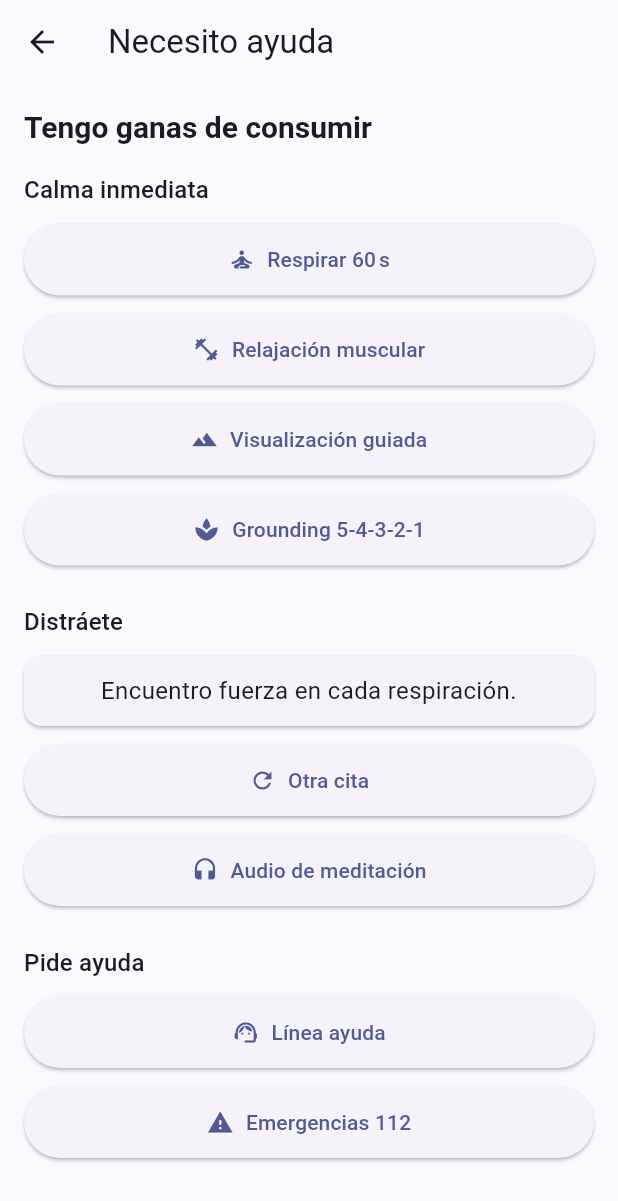
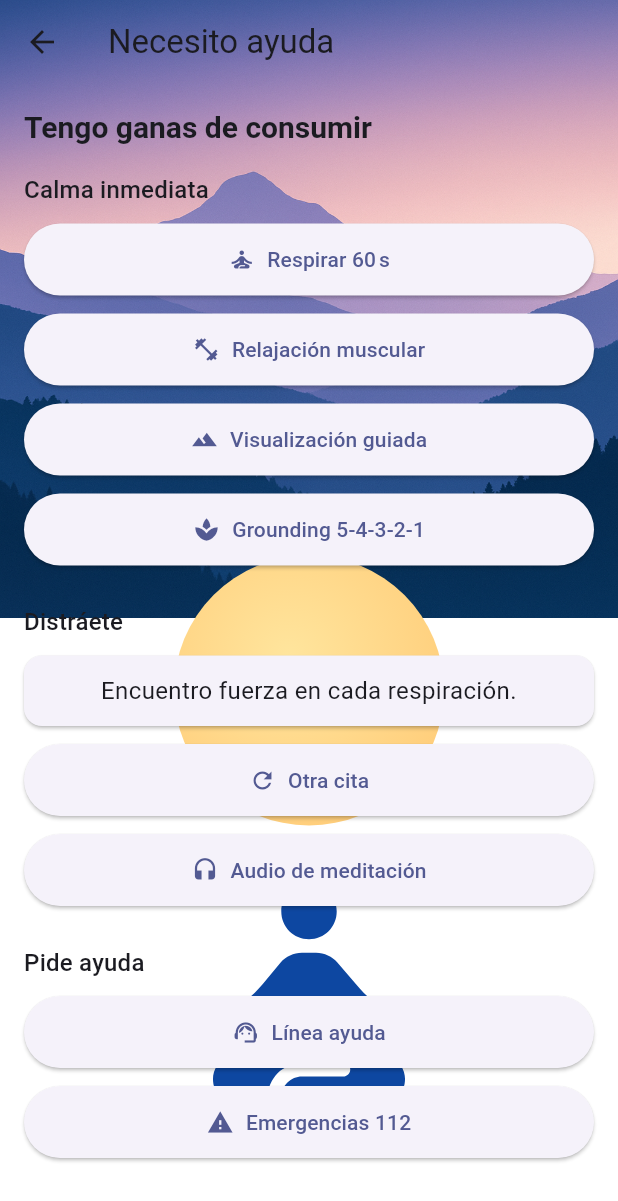
Before and after one commit to javiercamaraezquerra/Undiamas, a Flutter app: the SosScreen screen opened directly, after a tap on "Audio de meditación", on a phone screen of 412 x 824 dp. Shown: the top 1201 px of the screen. Run offline on Flutter 3.47's test engine with Material 3 defaults, Android fonts, the phone set to English and light mode, and no system bars; our stand-ins replace fl_chart, flutter_local_notifications, flutter_markdown, flutter_secure_storage, google_mobile_ads, google_sign_in and 5 more; missing offline and left inert: googleapis; accounts and stored records are empty.

Commit message:
Update sos_screen.dart

```diff
--- a/lib/screens/sos_screen.dart
+++ b/lib/screens/sos_screen.dart
@@ -6,6 +6,8 @@ import 'package:flutter/material.dart';
 import 'package:flutter/services.dart' show rootBundle;
 import 'package:just_audio/just_audio.dart';
 import 'package:url_launcher/url_launcher.dart';
+
+import '../widgets/mountain_background.dart';
 
 class SosScreen extends StatefulWidget {
   const SosScreen({super.key});
@@ -26,9 +28,8 @@ class _SosScreenState extends State<SosScreen> {
   void initState() {
     super.initState();
     _player = AudioPlayer();
-    _playerSub = _player.playerStateStream.listen(
-      (s) => setState(() => _isPlaying = s.playing),
-    );
+    _playerSub =
+        _player.playerStateStream.listen((s) => setState(() => _isPlaying = s.playing));
     _preloadAudio();
     _loadQuote();
   }
@@ -38,8 +39,8 @@ class _SosScreenState extends State<SosScreen> {
       await _player.setAsset('assets/audio/relax60s.mp3');
     } catch (_) {
       if (mounted) {
-        ScaffoldMessenger.of(context).showSnackBar(const SnackBar(
-            content: Text('No se encontró el audio de meditación')));
+        ScaffoldMessenger.of(context)
+            .showSnackBar(const SnackBar(content: Text('No se encontró el audio de meditación')));
       }
     }
   }
@@ -58,8 +59,8 @@ class _SosScreenState extends State<SosScreen> {
       _isPlaying ? await _player.pause() : await _player.play();
     } catch (_) {
       if (mounted) {
-        ScaffoldMessenger.of(context).showSnackBar(const SnackBar(
-            content: Text('Error al reproducir el audio de meditación')));
+        ScaffoldMessenger.of(context)
+            .showSnackBar(const SnackBar(content: Text('Error al reproducir el audio')));
       }
     }
   }
@@ -79,16 +80,23 @@ class _SosScreenState extends State<SosScreen> {
   @override
   Widget build(BuildContext context) {
     return Scaffold(
-      appBar: AppBar(title: const Text('Necesito ayuda')),
-      body: SafeArea(
+      extendBodyBehindAppBar: true,
+      backgroundColor: Colors.transparent,
+      appBar: AppBar(
+        title: const Text('Necesito ayuda'),
+        backgroundColor: Colors.transparent,
+        elevation: 0,
+      ),
+      body: Stack(
+        children: [
+          const MountainBackground(pageIndex: 0),
+          SafeArea(
             child: ListView(
               padding: const EdgeInsets.all(16),
               children: [
                 Text('Tengo ganas de consumir',
                     style: Theme.of(context).textTheme.headlineSmall),
                 const SizedBox(height: 12),
-
-            // ── CALMA INMEDIATA ──────────────────────────────────────────
                 _sectionTitle('Calma inmediata'),
                 _actionButton(
                   icon: Icons.self_improvement,
@@ -110,8 +118,6 @@ class _SosScreenState extends State<SosScreen> {
                   label: 'Grounding 5‑4‑3‑2‑1',
                   onTap: _showGroundingDialog,
                 ),
-
-            // ── DISTRÁETE ───────────────────────────────────────────────
                 const SizedBox(height: 16),
                 _sectionTitle('Distráete'),
                 if (_quote != null)
@@ -132,8 +138,6 @@ class _SosScreenState extends State<SosScreen> {
                   label: _isPlaying ? 'Pausar audio' : 'Audio de meditación',
                   onTap: _toggleAudio,
                 ),
-
-            // ── PIDE AYUDA ──────────────────────────────────────────────
                 const SizedBox(height: 16),
                 _sectionTitle('Pide ayuda'),
                 _actionButton(
@@ -149,14 +153,14 @@ class _SosScreenState extends State<SosScreen> {
               ],
             ),
           ),
+        ],
+      ),
     );
   }
 
-  // ── Utilidades UI ─────────────────────────────────────────────────────
-  Widget _sectionTitle(String text) => Padding(
-        padding: const EdgeInsets.symmetric(vertical: 4),
-        child: Text(text, style: Theme.of(context).textTheme.titleMedium),
-      );
+  /* ───────── utilidades UI ───────── */
+  Widget _sectionTitle(String text) =>
+      Padding(padding: const EdgeInsets.symmetric(vertical: 4), child: Text(text, style: Theme.of(context).textTheme.titleMedium));
 
   Widget _actionButton(
           {required IconData icon,
@@ -176,7 +180,7 @@ class _SosScreenState extends State<SosScreen> {
         ),
       );
 
-  // ── Diálogos guiados ──────────────────────────────────────────────────
+  /* ───────── diálogos guiados ───────── */
   void _showBreathingDialog() => showDialog(
         context: context,
         barrierDismissible: false,
@@ -193,9 +197,7 @@ class _SosScreenState extends State<SosScreen> {
               '3) Inhala al tensar, exhala al soltar.\n'
               'Tarda ~2 min y reduce la activación simpática.'),
           actions: [
-            TextButton(
-                onPressed: () => Navigator.pop(context),
-                child: const Text('Cerrar')),
+            TextButton(onPressed: () => Navigator.pop(context), child: const Text('Cerrar')),
           ],
         ),
       );
@@ -209,9 +211,7 @@ class _SosScreenState extends State<SosScreen> {
               'Observa colores, sonidos y temperatura.\n'
               'Respira lento y mantén la imagen 60 s.'),
           actions: [
-            TextButton(
-                onPressed: () => Navigator.pop(context),
-                child: const Text('Cerrar')),
+            TextButton(onPressed: () => Navigator.pop(context), child: const Text('Cerrar')),
           ],
         ),
       );
@@ -229,15 +229,13 @@ class _SosScreenState extends State<SosScreen> {
               '✔ 1 que puedas SABOREAR\n\n'
               'Lleva ~2 min.'),
           actions: [
-            TextButton(
-                onPressed: () => Navigator.pop(context),
-                child: const Text('Iniciar')),
+            TextButton(onPressed: () => Navigator.pop(context), child: const Text('Iniciar')),
           ],
         ),
       );
 }
 
-// ── Widget de respiración (círculo animado + temporizador) ─────────────
+/* ───────── widget respiración ───────── */
 class _BreathingDialog extends StatefulWidget {
   const _BreathingDialog();
 
@@ -253,10 +251,8 @@ class _BreathingDialogState extends State<_BreathingDialog>
   @override
   void initState() {
     super.initState();
-    _ctrl = AnimationController(
-      vsync: this,
-      duration: const Duration(seconds: 4),
-    )..repeat(reverse: true);
+    _ctrl = AnimationController(vsync: this, duration: const Duration(seconds: 4))
+      ..repeat(reverse: true);
     Timer.periodic(const Duration(seconds: 1), (t) {
       if (!mounted) return t.cancel();
       setState(() => _seconds--);
```
Lines whose indentation alone changed are shown as unchanged.
